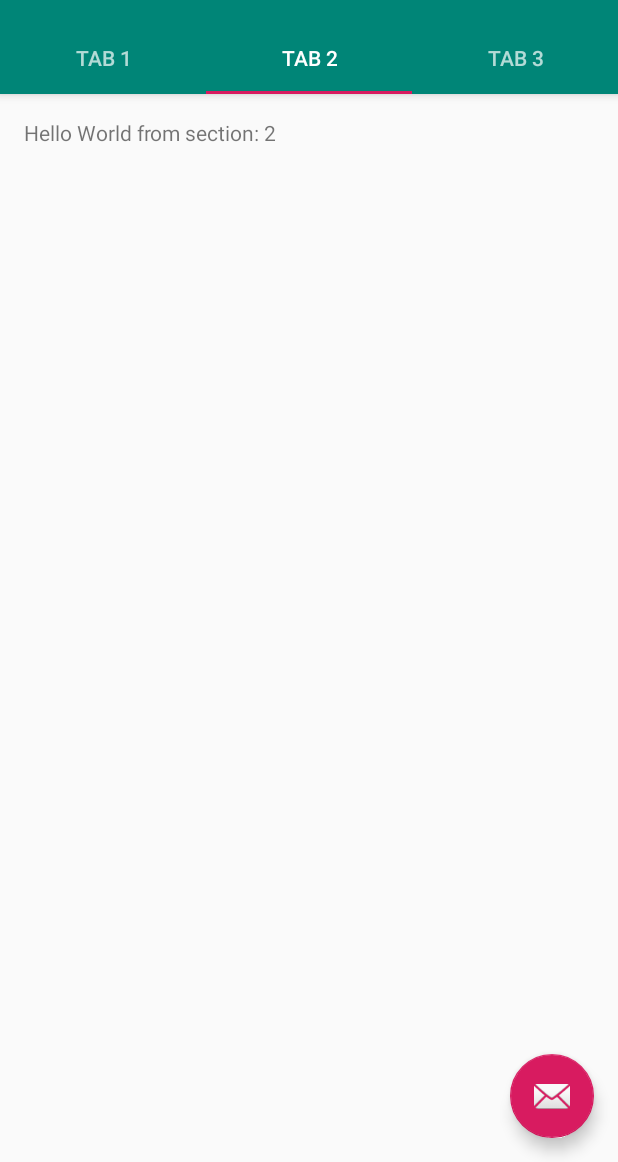
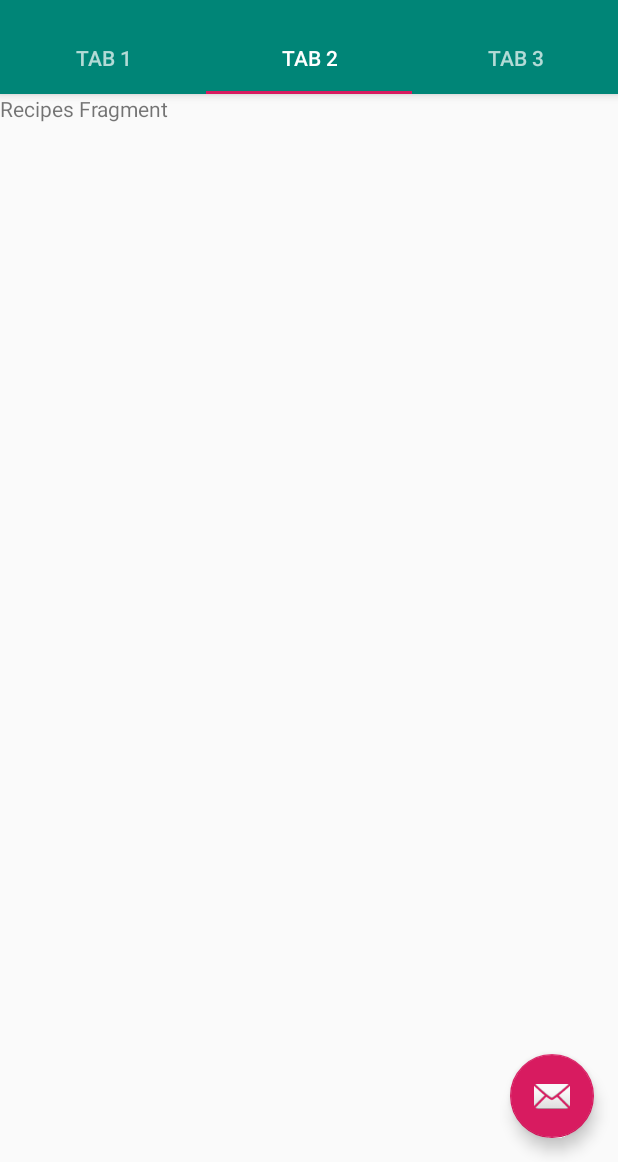
Before and after one commit to amailk/fridge-pal-android, an Android app: the MainActivity screen opened directly, with no data from a screen before it, tab 2 chosen, on a phone screen of 412 x 824 dp, the part 74-1236 px from its top. Run offline under Robolectric (Android 15) with nearby library versions, the phone set to English and light mode, and no system bars.

Commit message:
Create RecipesFragment, GroceryListFragment and ViewModels for MainActivity

```diff
--- /dev/null
+++ b/app/src/main/java/cp317/wlu/ca/fridgepal/GroceryListFragment.java
@@ -0,0 +1,33 @@
+package cp317.wlu.ca.fridgepal;
+
+import android.arch.lifecycle.ViewModelProviders;
+import android.os.Bundle;
+import android.support.annotation.NonNull;
+import android.support.annotation.Nullable;
+import android.support.v4.app.Fragment;
+import android.view.LayoutInflater;
+import android.view.View;
+import android.view.ViewGroup;
+
+public class GroceryListFragment extends Fragment {
+
+    private GroceryListViewModel mViewModel;
+
+    public static GroceryListFragment newInstance() {
+        return new GroceryListFragment();
+    }
+
+    @Override
+    public View onCreateView(@NonNull LayoutInflater inflater, @Nullable ViewGroup container,
+                             @Nullable Bundle savedInstanceState) {
+        return inflater.inflate(R.layout.grocery_list_fragment, container, false);
+    }
+
+    @Override
+    public void onActivityCreated(@Nullable Bundle savedInstanceState) {
+        super.onActivityCreated(savedInstanceState);
+        mViewModel = ViewModelProviders.of(this).get(GroceryListViewModel.class);
+        // TODO: Use the ViewModel
+    }
+
+}
--- /dev/null
+++ b/app/src/main/java/cp317/wlu/ca/fridgepal/GroceryListViewModel.java
@@ -0,0 +1,7 @@
+package cp317.wlu.ca.fridgepal;
+
+import android.arch.lifecycle.ViewModel;
+
+public class GroceryListViewModel extends ViewModel {
+    // TODO: Implement the ViewModel
+}
--- a/app/src/main/java/cp317/wlu/ca/fridgepal/MainActivity.java
+++ b/app/src/main/java/cp317/wlu/ca/fridgepal/MainActivity.java
@@ -141,8 +141,12 @@ public class MainActivity extends AppCompatActivity {
             switch (position) {
                 case 0:
                     return FridgeFragment.newInstance();
+                case 1:
+                    return RecipesFragment.newInstance();
+                case 2:
+                    return GroceryListFragment.newInstance();
                 default:
-                    return PlaceholderFragment.newInstance(position + 1);
+                    return FridgeFragment.newInstance();
             }
         }
 
--- /dev/null
+++ b/app/src/main/java/cp317/wlu/ca/fridgepal/RecipesFragment.java
@@ -0,0 +1,33 @@
+package cp317.wlu.ca.fridgepal;
+
+import android.arch.lifecycle.ViewModelProviders;
+import android.os.Bundle;
+import android.support.annotation.NonNull;
+import android.support.annotation.Nullable;
+import android.support.v4.app.Fragment;
+import android.view.LayoutInflater;
+import android.view.View;
+import android.view.ViewGroup;
+
+public class RecipesFragment extends Fragment {
+
+    private RecipesViewModel mViewModel;
+
+    public static RecipesFragment newInstance() {
+        return new RecipesFragment();
+    }
+
+    @Override
+    public View onCreateView(@NonNull LayoutInflater inflater, @Nullable ViewGroup container,
+                             @Nullable Bundle savedInstanceState) {
+        return inflater.inflate(R.layout.recipes_fragment, container, false);
+    }
+
+    @Override
+    public void onActivityCreated(@Nullable Bundle savedInstanceState) {
+        super.onActivityCreated(savedInstanceState);
+        mViewModel = ViewModelProviders.of(this).get(RecipesViewModel.class);
+        // TODO: Use the ViewModel
+    }
+
+}
--- /dev/null
+++ b/app/src/main/java/cp317/wlu/ca/fridgepal/RecipesViewModel.java
@@ -0,0 +1,7 @@
+package cp317.wlu.ca.fridgepal;
+
+import android.arch.lifecycle.ViewModel;
+
+public class RecipesViewModel extends ViewModel {
+    // TODO: Implement the ViewModel
+}
--- /dev/null
+++ b/app/src/main/res/layout/grocery_list_fragment.xml
@@ -0,0 +1,13 @@
+<?xml version="1.0" encoding="utf-8"?>
+<FrameLayout xmlns:android="http://schemas.android.com/apk/res/android"
+    xmlns:tools="http://schemas.android.com/tools"
+    android:layout_width="match_parent"
+    android:layout_height="match_parent"
+    tools:context=".GroceryListFragment">
+
+    <TextView
+        android:layout_width="match_parent"
+        android:layout_height="match_parent"
+        android:text="Grocery List Fragment" />
+
+</FrameLayout>
--- /dev/null
+++ b/app/src/main/res/layout/recipes_fragment.xml
@@ -0,0 +1,13 @@
+<?xml version="1.0" encoding="utf-8"?>
+<FrameLayout xmlns:android="http://schemas.android.com/apk/res/android"
+    xmlns:tools="http://schemas.android.com/tools"
+    android:layout_width="match_parent"
+    android:layout_height="match_parent"
+    tools:context=".RecipesFragment">
+
+    <TextView
+        android:layout_width="match_parent"
+        android:layout_height="match_parent"
+        android:text="Recipes Fragment" />
+
+</FrameLayout>
```
